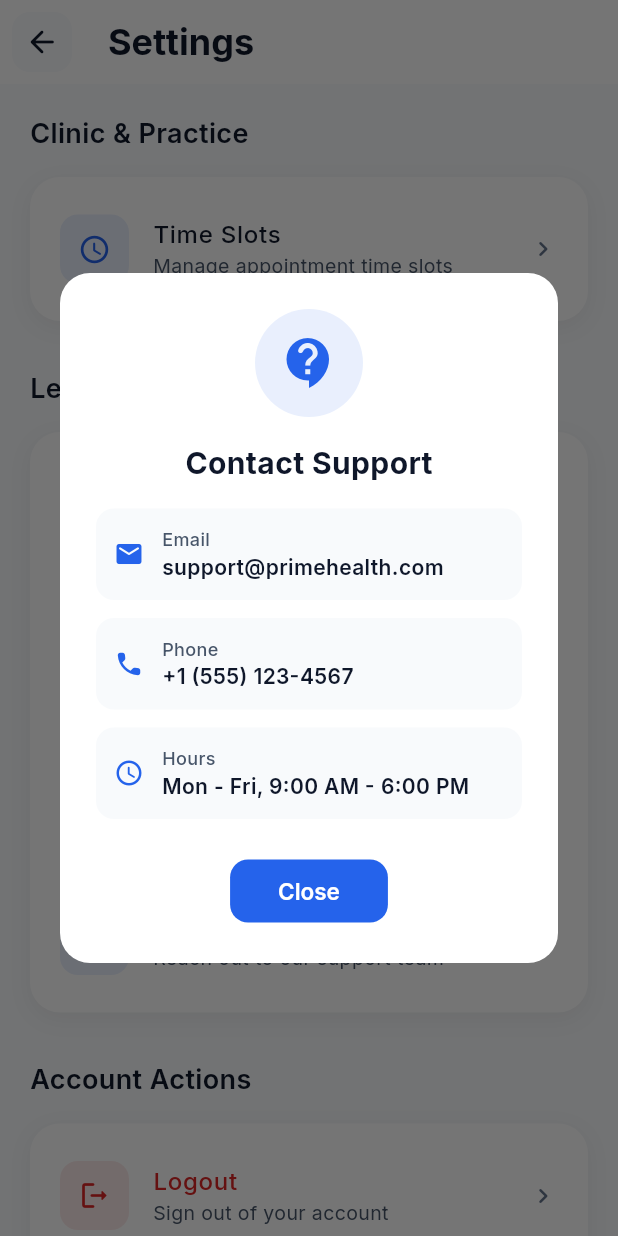
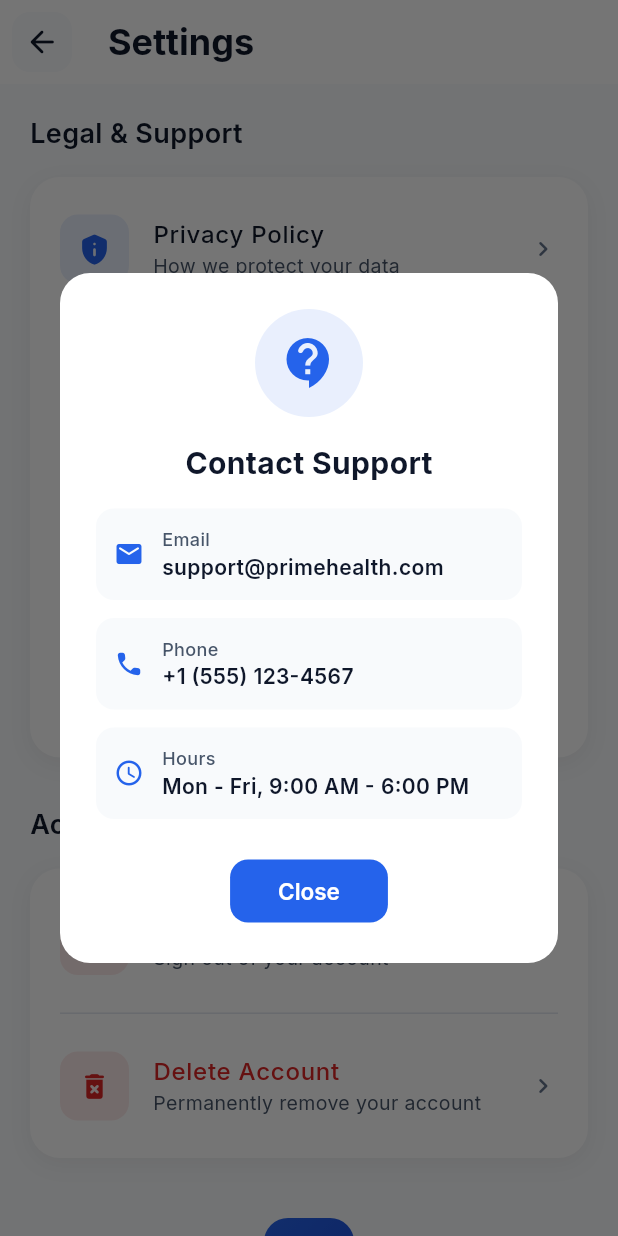
Before and after one commit to NikhilBarvadiya/PrimeHealthDoctors, a Flutter app: the Settings screen opened directly, after a tap on "Contact Us", on a phone screen of 412 x 824 dp. Run offline on Flutter 3.47's test engine with Material 3 defaults, Android fonts, the light colour scheme and no system bars; drawn by our look-alikes of toastification; our stand-ins replace audioplayers, cached_network_image, connectivity_plus, device_info_plus, dio, firebase_core and 10 more; missing offline and left inert: agora_rtc_engine, agora_token_generator; accounts and stored records are empty; network calls fail.

Commit message:
home screen slots option added...!

```diff
--- a/lib/views/dashboard/profile/ui/settings_ui.dart
+++ b/lib/views/dashboard/profile/ui/settings_ui.dart
@@ -4,7 +4,6 @@ import 'package:google_fonts/google_fonts.dart';
 import 'package:prime_health_doctors/utils/routes/route_name.dart';
 import 'package:prime_health_doctors/utils/theme/light.dart';
 import 'package:prime_health_doctors/views/dashboard/profile/profile_ctrl.dart';
-import 'package:prime_health_doctors/views/dashboard/profile/ui/slots_management.dart';
 
 class Settings extends StatelessWidget {
   const Settings({super.key});
@@ -43,12 +42,6 @@ class Settings extends StatelessWidget {
                 child: Column(
                   crossAxisAlignment: CrossAxisAlignment.start,
                   children: [
-                    _buildSectionHeader('Clinic & Practice'),
-                    const SizedBox(height: 16),
-                    _buildSettingsCard(
-                      children: [_buildSettingsTile(icon: Icons.schedule_rounded, title: 'Time Slots', subtitle: 'Manage appointment time slots', onTap: () => Get.to(() => const SlotsManagement()))],
-                    ),
-                    const SizedBox(height: 32),
                     _buildSectionHeader('Legal & Support'),
                     const SizedBox(height: 16),
                     _buildSettingsCard(
```
Also changed, not shown: lib/views/dashboard/home/home.dart (+10 -0 lines).
